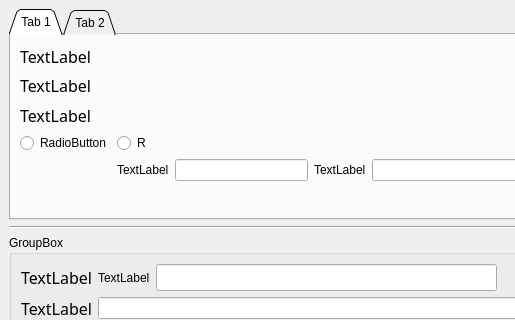
Qt form pdf_merge/pdf_UI_2.ui (qianking/Tool) before a commit; both pictures show x 0 to 515 and y 0 to 320 of the 865 by 566 pixel window.
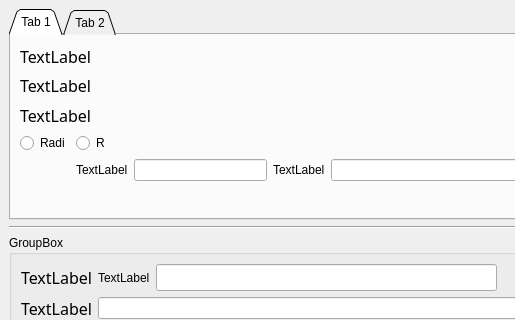
The same form after that commit.

Patch:
```diff
--- a/pdf_merge/pdf_UI_2.ui
+++ b/pdf_merge/pdf_UI_2.ui
@@ -329,7 +329,7 @@
             <item row="0" column="0">
              <widget class="QRadioButton" name="single">
               <property name="text">
-               <string>RadioButton</string>
+               <string>Radi</string>
               </property>
              </widget>
             </item>
```
Left out of the diff: 14 changed lines with no effect on the pictures.
